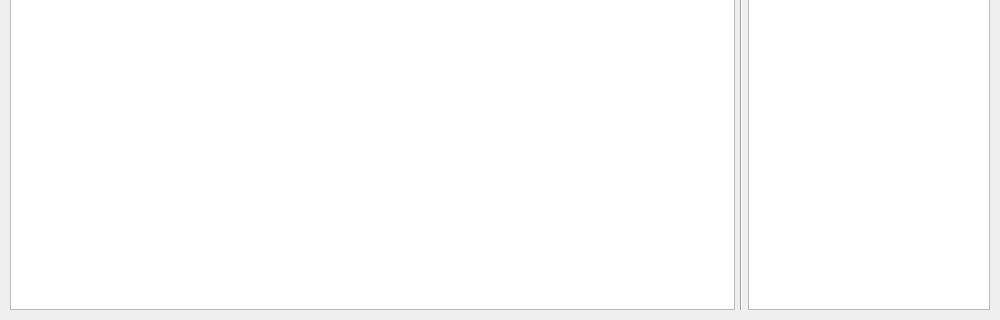
Above: mainwindow.ui from usual-one/CSVViewer before the change; both pictures show x 0 to 1000 and y 280 to 600 of the 1000 by 600 pixel window. Below: the same form after it.
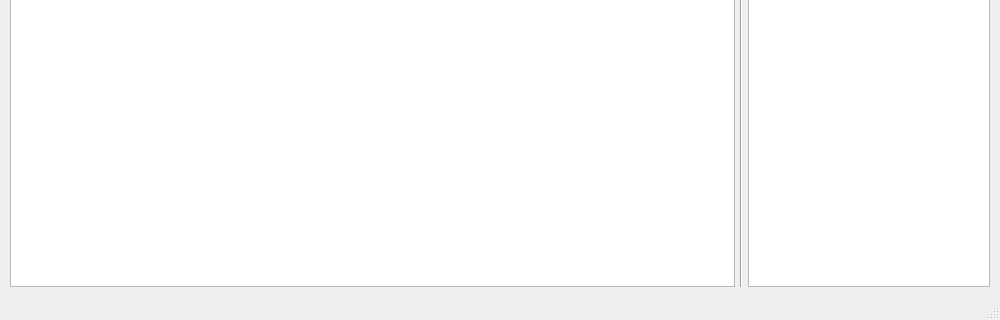
That is the form after the change.

Patch:
```diff
--- a/mainwindow.ui
+++ b/mainwindow.ui
@@ -597,6 +597,7 @@
     </item>
    </layout>
   </widget>
+  <widget class="QStatusBar" name="statusBar"/>
  </widget>
  <resources/>
  <connections/>
```
